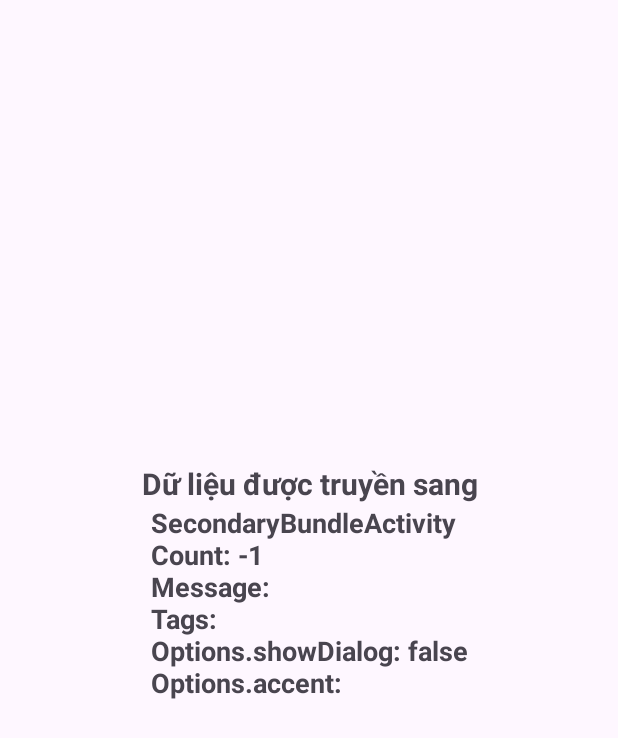
After one commit to VuChinh13/AndroidTutorial, an Android app: the SecondaryBundleActivity screen opened directly, with no data from a screen before it, on a phone screen of 412 x 824 dp. The commit adds this screen. Shown: the top 738 px of the screen. Run offline under Robolectric (Android 15) with nearby library versions, the phone set to English and light mode, and no system bars.

Commit message:
push code 9-10

```diff
--- a/app/build.gradle.kts
+++ b/app/build.gradle.kts
@@ -1,6 +1,7 @@
 plugins {
     alias(libs.plugins.android.application)
     alias(libs.plugins.kotlin.android)
+    id("kotlin-parcelize")
 }
 
 android {
--- /dev/null
+++ b/app/src/main/java/com/example/androidtutorial/features/navigation/bundle/SecondaryBundleActivity.kt
@@ -0,0 +1,44 @@
+package com.example.androidtutorial.features.navigation.bundle
+
+import android.os.Bundle
+import androidx.appcompat.app.AppCompatActivity
+import com.example.androidtutorial.databinding.ActivitySecondaryBundleBinding
+
+/**
+ * SECONDARY ACTIVITY — NHẬN BUNDLE
+ *
+ * - Lấy Bundle từ intent.extras.
+ * - Dùng BundleCompat.getParcelable(...) khi đọc Parcelable
+ * - Nên null-check và có giá trị mặc định khi thiếu key.
+ */
+class SecondaryBundleActivity : AppCompatActivity() {
+    private lateinit var binding: ActivitySecondaryBundleBinding
+
+    override fun onCreate(savedInstanceState: Bundle?) {
+        super.onCreate(savedInstanceState)
+        binding = ActivitySecondaryBundleBinding.inflate(layoutInflater)
+        setContentView(binding.root)
+
+        // Lấy bundle từ Intent (nếu null thì tạo bundle rỗng)
+        val receivedBundle = intent.extras ?: Bundle()
+
+        receivedBundle.run {
+            val receivedCount = getInt("extra_count", -1)
+            val receivedMessage = getString("extra_message").orEmpty()
+            val receivedTags = getStringArrayList("extra_tags") ?: arrayListOf()
+
+            val optionsBundle = getBundle("extra_options")
+            val shouldShowDialog = optionsBundle?.getBoolean("showDialog") ?: false
+            val accentColor = optionsBundle?.getString("accent").orEmpty()
+
+            binding.tv.text = buildString {
+                appendLine("SecondaryBundleActivity")
+                appendLine("Count: $receivedCount")
+                appendLine("Message: $receivedMessage")
+                appendLine("Tags: ${receivedTags.joinToString()}")
+                appendLine("Options.showDialog: $shouldShowDialog")
+                appendLine("Options.accent: $accentColor")
+            }
+        }
+    }
+}
--- /dev/null
+++ b/app/src/main/res/layout/activity_secondary_bundle.xml
@@ -0,0 +1,33 @@
+<?xml version="1.0" encoding="utf-8"?>
+<androidx.constraintlayout.widget.ConstraintLayout xmlns:android="http://schemas.android.com/apk/res/android"
+    xmlns:app="http://schemas.android.com/apk/res-auto"
+    xmlns:tools="http://schemas.android.com/tools"
+    android:id="@+id/main"
+    android:layout_width="match_parent"
+    android:layout_height="match_parent"
+    tools:context=".features.navigation.bundle.SecondaryBundleActivity">
+
+    <TextView
+        android:id="@+id/textView2"
+        android:layout_width="wrap_content"
+        android:layout_height="wrap_content"
+        android:text="Dữ liệu được truyền sang"
+        android:textStyle="bold"
+        android:textSize="20sp"
+        app:layout_constraintBottom_toTopOf="@+id/tv"
+        app:layout_constraintEnd_toEndOf="@+id/tv"
+        app:layout_constraintStart_toStartOf="@+id/tv" />
+
+    <TextView
+        android:id="@+id/tv"
+        android:layout_width="wrap_content"
+        android:layout_height="wrap_content"
+        android:text="TextView"
+        android:textSize="18sp"
+        android:textStyle="bold"
+        app:layout_constraintBottom_toBottomOf="parent"
+        app:layout_constraintEnd_toEndOf="parent"
+        app:layout_constraintStart_toStartOf="parent"
+        app:layout_constraintTop_toTopOf="parent" />
+
+</androidx.constraintlayout.widget.ConstraintLayout>
```
Also changed, not shown: app/src/main/AndroidManifest.xml (+15 -2 lines), app/src/main/java/com/example/androidtutorial/features/lifecycle/LifecycleActivity.kt (+27 -1 lines), app/src/main/java/com/example/androidtutorial/features/navigation/bundle/FirstBundleActivity.kt (added, +48 -0 lines), app/src/main/java/com/example/androidtutorial/features/navigation/intent/FirstActivity.kt (added, +43 -0 lines), app/src/main/java/com/example/androidtutorial/features/navigation/intent/SecondaryActivity.kt (added, +41 -0 lines), app/src/main/java/com/example/androidtutorial/features/navigation/intent/User.kt (added, +10 -0 lines), app/src/main/res/layout/activity_first.xml (added, +19 -0 lines), app/src/main/res/layout/activity_first_bundle.xml (added, +20 -0 lines), app/src/main/res/layout/activity_secondary.xml (added, +32 -0 lines).
